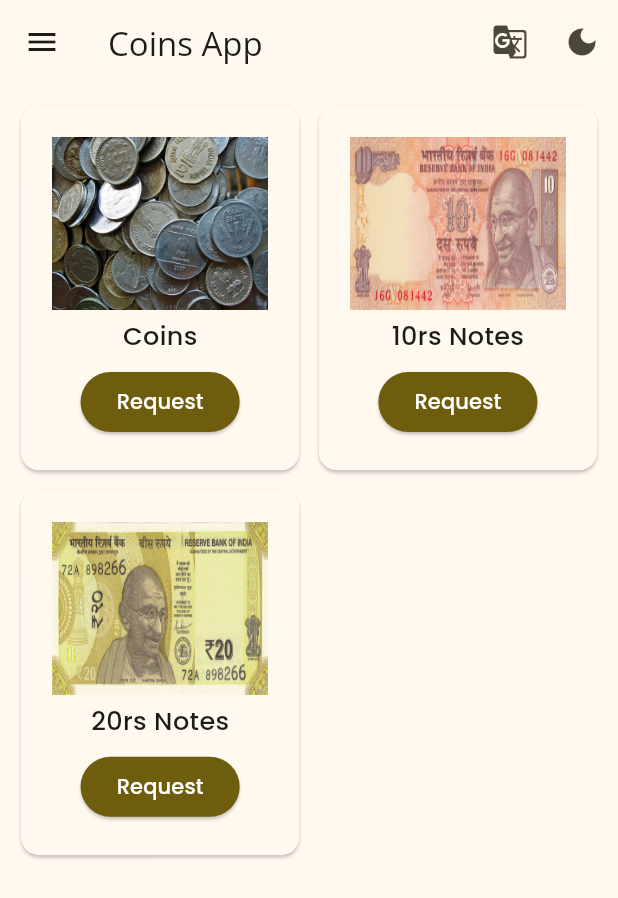
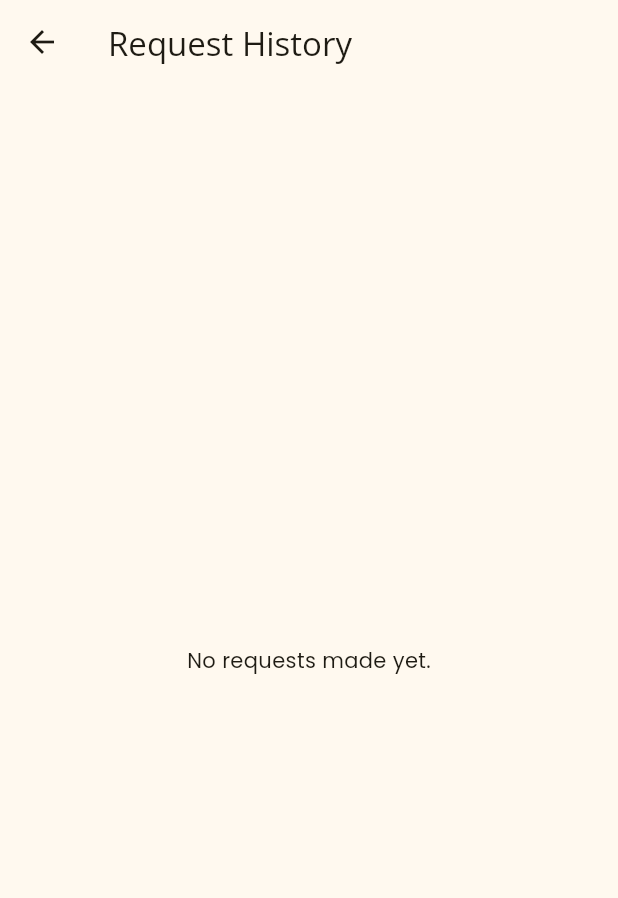
Before and after one commit to raguraman6066/sillaraiapp-flutter, a Flutter app: the MyHomePage screen opened directly, in the side drawer, after a tap on "Request", on a phone screen of 412 x 824 dp. Shown: the top 898 px of the screen. Run offline on Flutter 3.47's test engine with Material 3 defaults, Android fonts, the light colour scheme and no system bars; our stand-ins replace cloud_firestore, firebase_core, firebase_messaging, google_fonts, shared_preferences; accounts and stored records are empty.

Commit message:
request page added

```diff
--- a/lib/app_const.dart
+++ b/lib/app_const.dart
@@ -1,3 +1,4 @@
+import 'models/coin.dart';
 import 'widgets/card_widget.dart';
 
 const app_name="Coins App";
--- a/lib/pages/home_page.dart
+++ b/lib/pages/home_page.dart
@@ -8,6 +8,7 @@
 import '../widgets/card_widget.dart';
 import 'contact_us.dart';
 import 'login_page.dart';
+import 'request_history.dart';
 
 class MyHomePage extends StatefulWidget {
   @override
@@ -110,6 +111,18 @@
                 Navigator.pop(context); // Close the drawer
               },
             ),
+              Divider(),
+            ListTile(
+              leading: Icon(Icons.history),
+              title: Text('Request History'),
+              onTap: () {
+                Navigator.pop(context); // Close the drawer
+                Navigator.push(
+                  context,
+                  MaterialPageRoute(builder: (context) => RequestHistoryPage()),
+                );
+              },
+            ),
             Divider(),
             ListTile(
               leading: Icon(Icons.person),
@@ -132,7 +145,7 @@
               title: Text('Contact Us'),
               onTap: () {
                 Navigator.pop(context); // Close the drawer
-                Navigator.pushAndRemoveUntil(
+                Navigator.push(
                   context,
                   PageRouteBuilder(
                     pageBuilder: (context, animation, secondaryAnimation) =>
@@ -152,7 +165,7 @@
                       );
                     },
                   ),
-                  (route) => false,
+
                 );
               },
             ),
--- /dev/null
+++ b/lib/pages/request_history.dart
@@ -0,0 +1,80 @@
+import 'package:flutter/material.dart';
+import 'package:cloud_firestore/cloud_firestore.dart';
+import 'package:shared_preferences/shared_preferences.dart';
+import 'package:intl/intl.dart';
+
+class RequestHistoryPage extends StatelessWidget {
+  Future<String?> _getMobileNumber() async {
+    SharedPreferences prefs = await SharedPreferences.getInstance();
+    return prefs.getString('mobileNumber');
+  }
+
+  String _formatTimestamp(Timestamp timestamp) {
+    DateTime dateTime = timestamp.toDate();
+    return DateFormat('dd MMMM yyyy hh:mm a').format(dateTime);
+  }
+
+  @override
+  Widget build(BuildContext context) {
+    return Scaffold(
+      appBar: AppBar(
+        title: Text('Request History'),
+      ),
+      body: FutureBuilder<String?>(
+        future: _getMobileNumber(),
+        builder: (context, snapshot) {
+          if (!snapshot.hasData) {
+            return Center(child: CircularProgressIndicator());
+          }
+
+          String? mobileNumber = snapshot.data;
+          if (mobileNumber == null) {
+            return Center(child: Text('No mobile number found.'));
+          }
+
+          return StreamBuilder<QuerySnapshot>(
+            stream: FirebaseFirestore.instance
+                .collection('users')
+                .doc(mobileNumber)
+                .collection('requests')
+                .orderBy('timestamp', descending: true)
+                .snapshots(),
+            builder: (context, snapshot) {
+              if (!snapshot.hasData) {
+                return Center(child: CircularProgressIndicator());
+              }
+
+              var requests = snapshot.data!.docs;
+
+              if (requests.isEmpty) {
+                return Center(child: Text('No requests made yet.'));
+              }
+
+              return ListView.builder(
+                itemCount: requests.length,
+                itemBuilder: (context, index) {
+                  var request = requests[index];
+                  return Card(
+                    child: ListTile(
+                      title: Text('Type: ${request['type']}'),
+                      subtitle: Column(
+                        crossAxisAlignment: CrossAxisAlignment.start,
+                        children: [
+                          Text('Amount: ${request['amount']}'),
+                          Text('Message: ${request['message']}'),
+
+                          Text('Date: ${_formatTimestamp(request['timestamp'])}'), // Format the timestamp
+                             Text('Status: ${request['status']}'), // Display the status
+                        ],
+                      ),
+                    ),
+                  );
+                },
+              );
+            },
+          );
+        },
+      ),
+    );
+  }
+}
--- a/pubspec.yaml
+++ b/pubspec.yaml
@@ -44,6 +44,7 @@
   firebase_messaging: ^14.9.3
   shared_preferences: ^2.2.3
   http: ^1.2.1
+  intl: ^0.19.0
 
 dev_dependencies:
   flutter_test:
```
Also changed, not shown: lib/widgets/card_widget.dart (+19 -29 lines), pubspec.lock.
